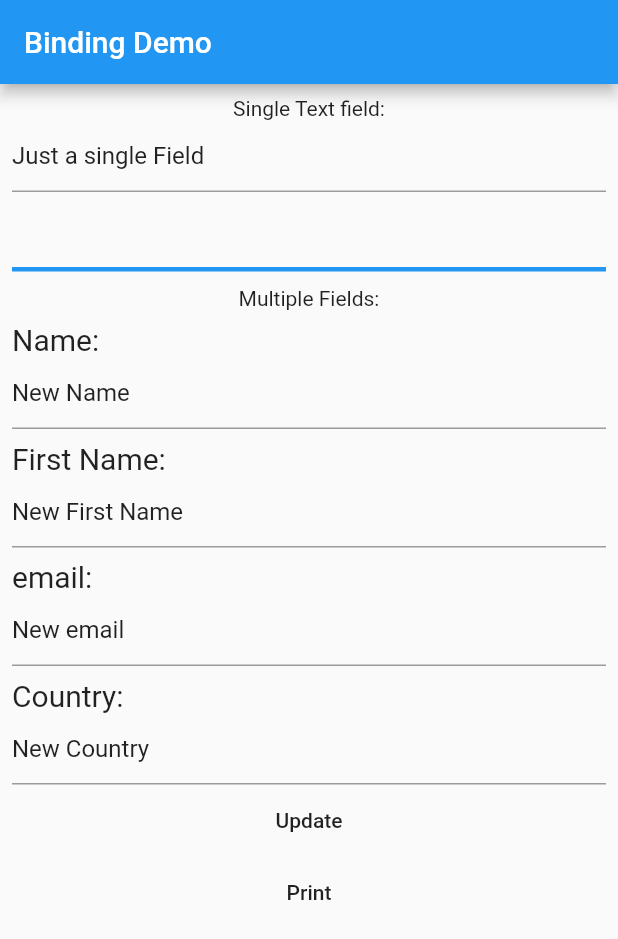
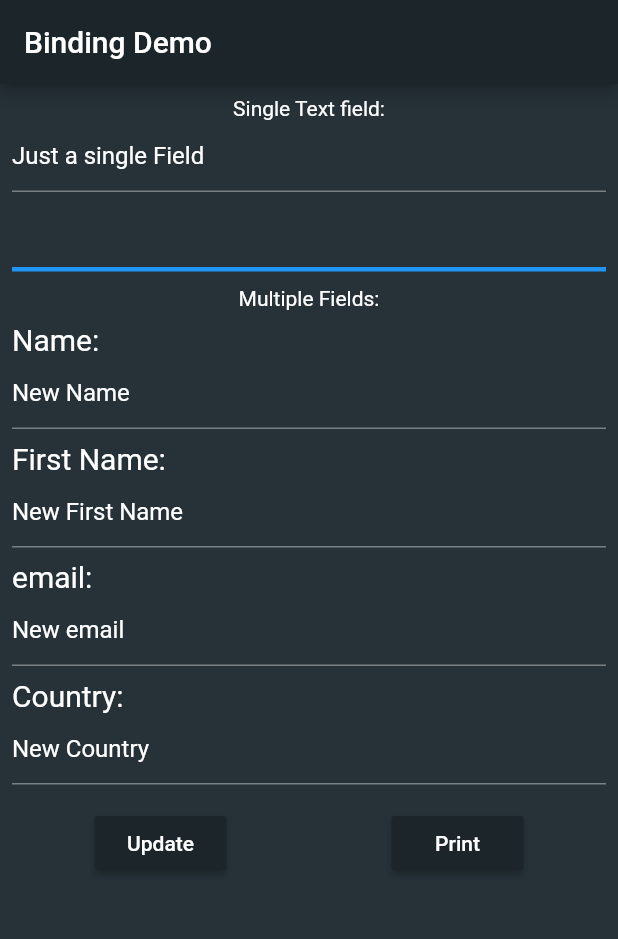
Before and after one commit to escamoteur/two_way_binding, a Flutter app: the screen it shows after launch, after a tap on "Update", on a phone screen of 412 x 824 dp. Shown: the top 939 px of the screen. Run offline on Flutter 3.47's test engine with Material 2 defaults, Android fonts, the phone set to English and light mode, and no system bars.

Commit message:
clean-up

```diff
--- a/lib/app_model.dart
+++ b/lib/app_model.dart
@@ -1,7 +1,5 @@
 import 'dart:async';
 
-import 'package:flutter/foundation.dart';
-import 'package:tuple/tuple.dart';
 
 
 class FormEntry {
@@ -45,7 +43,7 @@ class AppModel {
           FormEntry("Country:","New Country"),
         ]);
 
-        listUpdates.add(formEntries);
+        listUpdates.add(formEntries); // This will trigger the update
     }
 
 
--- a/lib/keys.dart
+++ b/lib/keys.dart
@@ -1,4 +1,4 @@
-import 'package:flutter/foundation.dart';
+
 import 'package:flutter/widgets.dart';
 
 class AppKeys {
--- a/lib/main.dart
+++ b/lib/main.dart
@@ -29,6 +29,13 @@ class TheApp extends StatelessWidget {
       model: model,
       child: new MaterialApp(
         title: 'Binding Demo',
+        theme: new ThemeData.dark().copyWith(
+          disabledColor: Colors.white12,
+          primaryColor: new Color(0xFF1C262A),
+          buttonColor: new Color(0xFF1C262A),
+          accentColor: new Color(0xFFA7D9D5),
+          scaffoldBackgroundColor: new Color.fromRGBO(38, 50, 56, 1.0),),
+
         home: new MainPage(),
       ),
     );
--- a/lib/main_page.dart
+++ b/lib/main_page.dart
@@ -69,11 +69,15 @@ class MainPage extends StatelessWidget {
                                     });},
                     ),
               ),
-              MaterialButton(
+              new Padding(
+                padding: const EdgeInsets.only(top: 15.0),
+                child: Row( mainAxisAlignment: MainAxisAlignment.spaceAround,
+                  children: <Widget>[
+                    MaterialButton(color: Theme.of(context).buttonColor,
                       child: Text("Update"),
                       onPressed:  ModelProvider.of(context).changeAppModel
                     ),
-              MaterialButton(
+                    MaterialButton(color: Theme.of(context).buttonColor,
                       child: Text("Print"),
                       onPressed: ()
                             {
@@ -81,11 +85,13 @@ class MainPage extends StatelessWidget {
                               state.save();
                               ModelProvider.of(context).printContent();
                             }
+
                     )
-            ],
+
+            ],)
           ),
+            ]),
       ),
-      ),
-    );
+    ));
   }
 }
--- a/lib/model_provider.dart
+++ b/lib/model_provider.dart
@@ -6,7 +6,7 @@ import 'package:two_way_binding/app_model.dart';
 
 
 // InheritedWidgets allow you to propagate values down the Widget Tree.
-// it can then be accessed by just writing  TheViewModel.of(context)
+// it can then be accessed by just writing  ModelProvider.of(context)
 class ModelProvider extends InheritedWidget {
   final AppModel model;
 
```
Also changed, not shown: lib/helpers.dart (+0 -17 lines). Lines whose indentation alone changed are shown as unchanged.
